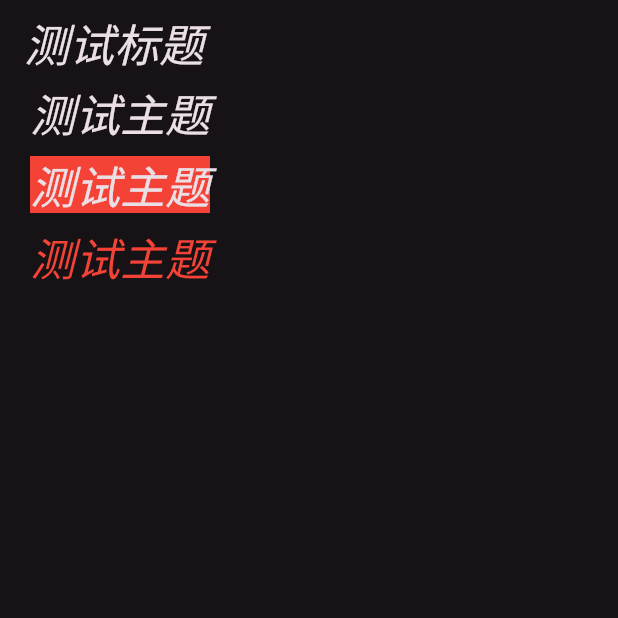
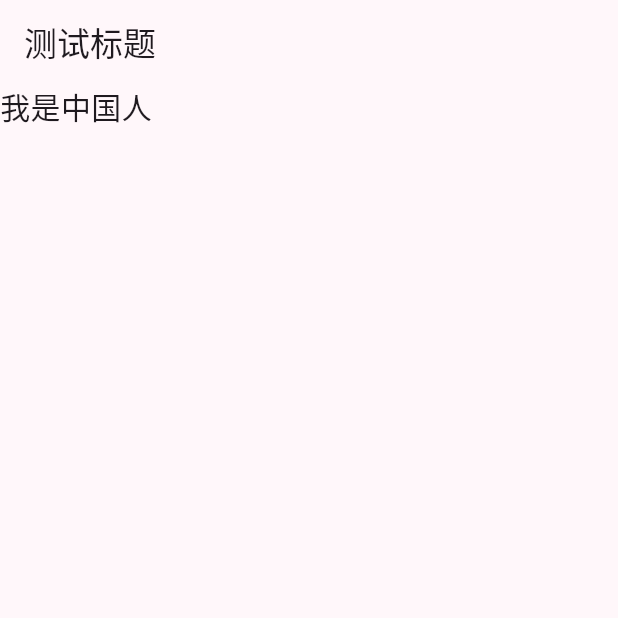
Before and after one commit to yrjwcharm/FlutterLearn, a Flutter app: the screen it shows after launch, on a phone screen of 412 x 824 dp, the top half of it. Run offline on Flutter 3.47's test engine with Material 3 defaults, Android fonts, the phone set to English and light mode, and no system bars; our stand-ins replace google_fonts.

Commit message:
feat: 学习自定义字体

```diff
--- a/lib/main.dart
+++ b/lib/main.dart
@@ -15,26 +15,12 @@ class MyApp extends StatelessWidget {
     return MaterialApp(
       title: 'Flutter Demo',
       theme: ThemeData(
+        fontFamily: 'Raleway',
         // Define the default brightness and colors.
         colorScheme: ColorScheme.fromSeed(
           seedColor: Colors.purple,
           // ···
-          brightness: Brightness.dark,
-        ),
-        // Define the default `TextTheme`. Use this to specify the default
-        // text styling for headlines, titles, bodies of text, and more.
-        textTheme: TextTheme(
-          displayLarge: const TextStyle(
-            fontSize: 72,
-            fontWeight: FontWeight.bold,
-          ),
-          // ···
-          titleLarge: GoogleFonts.oswald(
-            fontSize: 30,
-            fontStyle: FontStyle.italic,
-          ),
-          bodyMedium: GoogleFonts.merriweather(),
-          displaySmall: GoogleFonts.pacifico(),
+          brightness: Brightness.light,
         ),
       ),
       home: const MyHomePage(title: '测试标题'),
--- a/lib/main/home.dart
+++ b/lib/main/home.dart
@@ -19,28 +19,12 @@ class _MyHomePageState extends State<MyHomePage> {
       appBar: AppBar(title: Text(title)),
       body: Column(
         children: [
-          Text('测试主题', style: Theme.of(context).textTheme.titleLarge),
-          Container(
-            color: Colors.red,
-            margin: EdgeInsets.symmetric(vertical: 10, horizontal: 20),
-            child: Text('测试主题', style: Theme.of(context).textTheme.titleLarge),
-          ),
-          Theme(
-            data: ThemeData(
-              textTheme: Theme.of(context).textTheme.copyWith(
-                titleLarge: const TextStyle(
-                  fontSize: 30,
-                  fontStyle: FontStyle.italic,
-                  color: Colors.red,
-                ),
-              ),
-            ),
-            child: Builder(
-              builder:
-                  (context) => Text(
-                    '测试主题',
-                    style: Theme.of(context).textTheme.titleLarge,
-                  ),
+          Text(
+            '我是中国人',
+            style: TextStyle(
+              fontFamily: 'Raleway',
+              fontSize: 20,
+              fontStyle: FontStyle.normal,
             ),
           ),
         ],
```
Also changed, not shown: pubspec.yaml (+12 -12 lines), fonts/Raleway-Italic.ttf (added), fonts/Raleway-Regular.ttf (added), fonts/RobotoMono-Bold.ttf (added), fonts/RobotoMono-Regular.ttf (added), image-6.png (added), image-7.png (added), image-8.png (added), 1 other file.
